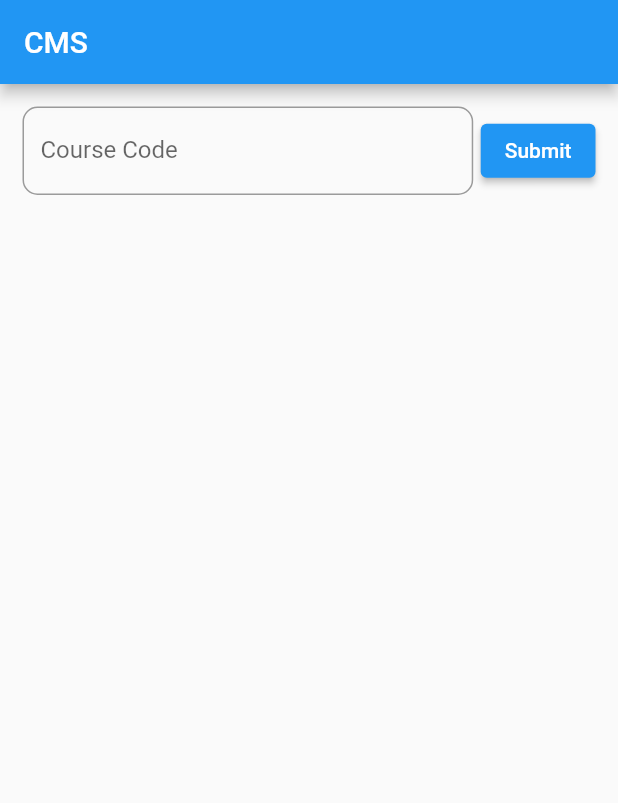
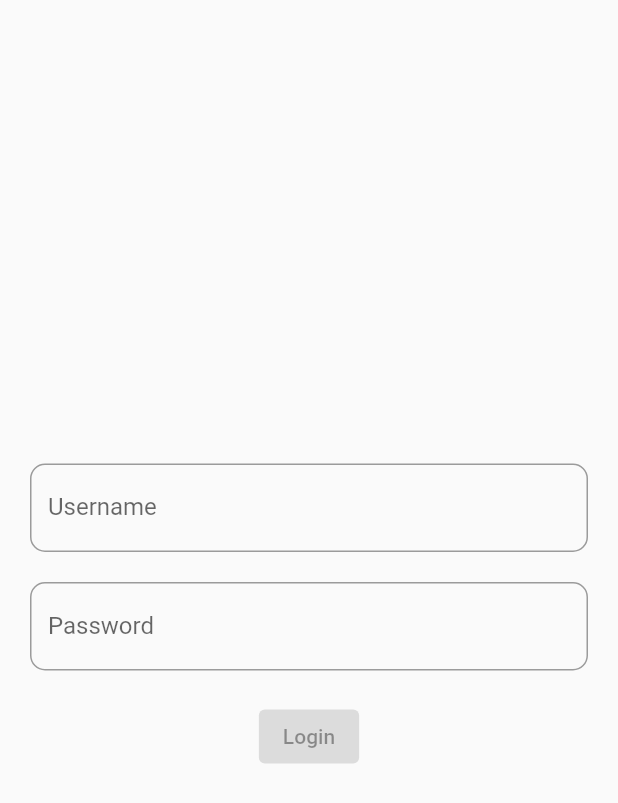
Before and after one commit to rajul007/CMS, a Flutter app: the screen it shows after launch, on a phone screen of 412 x 824 dp. Shown: the top 803 px of the screen. Run offline on Flutter 3.47's test engine with Material 2 defaults, Android fonts, the phone set to English and light mode, and no system bars; our stand-ins replace flutter_secure_storage; missing offline and left inert: dart_jsonwebtoken, mongo_dart.

Commit message:
Login Functionality Added

```diff
--- a/lib/db/constant.dart
+++ b/lib/db/constant.dart
@@ -3,3 +3,5 @@ const mongoURI =
 const usersCollection = "users";
 const marksCollection = "marks";
 const subjectsCollection = "subjects";
+
+const jwt_secret = "CMS_Flutter";
--- a/lib/main.dart
+++ b/lib/main.dart
@@ -1,5 +1,6 @@
 import 'package:cms/db/mongodb.dart';
 import 'package:cms/marks/display.dart';
+import 'package:cms/users/login.dart';
 import 'package:flutter/material.dart';
 
 void main() async {
@@ -19,7 +20,7 @@ class MyApp extends StatelessWidget {
       theme: ThemeData(
         primarySwatch: Colors.blue,
       ),
-      home: DisplayMarks(),
+      home: Login(),
     );
   }
 }
--- /dev/null
+++ b/lib/users/login.dart
@@ -0,0 +1,149 @@
+import 'package:cms/db/mongodb.dart';
+import 'package:cms/marks/display.dart';
+import 'package:flutter/material.dart';
+
+class CheckLoginState extends StatefulWidget {
+  const CheckLoginState({super.key});
+
+  @override
+  State<CheckLoginState> createState() => _CheckLoginStateState();
+}
+
+class _CheckLoginStateState extends State<CheckLoginState> {
+  void initState() {
+    super.initState();
+    MongoDatabase.getState().then((token) {
+      checkLogin(token);
+    });
+  }
+
+  void checkLogin(String? token) async {
+    // print("Token ${token}");
+    if (token == "" || token == null) {
+      Navigator.of(context).pushAndRemoveUntil(MaterialPageRoute(
+        builder: (BuildContext context) {
+          return Login();
+        },
+      ), (route) => false);
+    } else {
+      String auth_token = token;
+      final userData = MongoDatabase.verifyToken(auth_token);
+
+      Navigator.of(context).pushAndRemoveUntil(
+          MaterialPageRoute(
+              builder: (BuildContext context) {
+                return DisplayMarks();
+              },
+              settings: RouteSettings(arguments: userData)),
+          (route) => false);
+    }
+  }
+
+  @override
+  Widget build(BuildContext context) {
+    return Container();
+  }
+}
+
+class Login extends StatefulWidget {
+  const Login({super.key});
+
+  @override
+  State<Login> createState() => _LoginState();
+}
+
+class _LoginState extends State<Login> {
+  var username = TextEditingController();
+  var password = TextEditingController();
+  bool isUsername = false; // To check if username field is empty
+  bool isPass = false; // To check if password field is empty
+
+  @override
+  void initState() {
+    super.initState();
+    username.addListener(() {
+      setState(() {
+        isUsername = username.text.isNotEmpty;
+      });
+    });
+
+    password.addListener(() {
+      setState(() {
+        isPass = password.text.isNotEmpty;
+      });
+    });
+  }
+
+  @override
+  Widget build(BuildContext context) {
+    return Scaffold(
+      body: Container(
+        padding: EdgeInsets.all(20),
+        alignment: Alignment.center,
+        child: LayoutBuilder(
+          builder: (context, constraints) => ListView(
+            scrollDirection: Axis.vertical,
+            children: [
+              Container(
+                constraints: BoxConstraints(
+                  minHeight: constraints.maxHeight,
+                ),
+                alignment: Alignment.center,
+                child: Column(
+                  mainAxisAlignment: MainAxisAlignment.center,
+                  crossAxisAlignment: CrossAxisAlignment.center,
+                  children: <Widget>[
+                    TextField(
+                      controller: username,
+                      decoration: InputDecoration(
+                        labelText: "Username",
+                        border: OutlineInputBorder(
+                            borderRadius: BorderRadius.circular(10)),
+                      ),
+                    ),
+                    SizedBox(
+                      height: 20,
+                    ),
+                    TextField(
+                      controller: password,
+                      obscureText: true,
+                      decoration: InputDecoration(
+                        labelText: "Password",
+                        border: OutlineInputBorder(
+                            borderRadius: BorderRadius.circular(10)),
+                      ),
+                    ),
+                    SizedBox(height: 20),
+                    ElevatedButton(
+                        onPressed: isUsername && isPass
+                            ? () => _loginUser(username.text, password.text)
+                            : null,
+                        child: Text("Login")),
+                  ],
+                ),
+              )
+            ],
+          ),
+        ),
+      ),
+    );
+  }
+
+  Future<void> _loginUser(String username, String password) async {
+    var result = await MongoDatabase.login(username, password);
+    ;
+    if (result == false) {
+      ScaffoldMessenger.of(context).showSnackBar(SnackBar(
+          content: Text("Please try to login with correct credentials")));
+    } else {
+      Navigator.of(context).pushAndRemoveUntil(
+          MaterialPageRoute(
+              builder: (BuildContext context) {
+                return DisplayMarks();
+              },
+              settings:
+                  RouteSettings(arguments: MongoDatabase.verifyToken(result))),
+          (route) => false);
+    }
+  }
+}
--- a/pubspec.yaml
+++ b/pubspec.yaml
@@ -33,7 +33,7 @@ dependencies:
     sdk: flutter
 
   mongo_dart: ^0.8.2
-  # flutter_secure_storage: ^7.0.1
+  flutter_secure_storage: ^7.0.1
   dart_jsonwebtoken: ^2.6.2
 
   # The following adds the Cupertino Icons font to your application.
```
Also changed, not shown: lib/db/mongodb.dart (+45 -0 lines), lib/marks/display.dart (+7 -6 lines), pubspec.lock, 6 other files.
